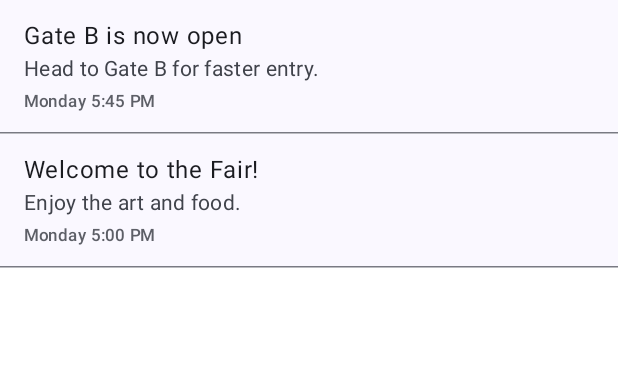
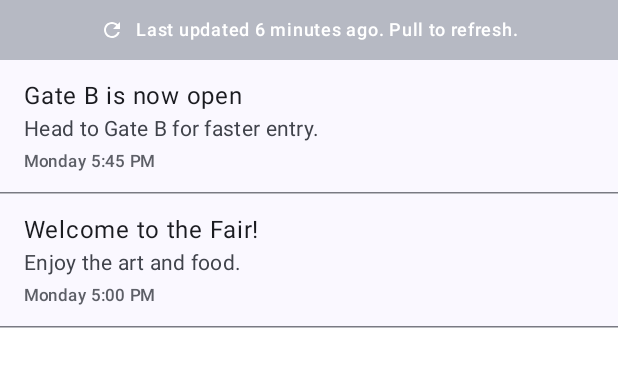
Before and after one commit to apbeers/Attnd-Android, an Android app built with Jetpack Compose: the @Preview function NotificationsScreenPreview, on a phone screen of 412 x 824 dp. Shown: the top 367 px of the screen. Run offline under Robolectric (Android 15) with nearby library versions, the phone set to English and light mode, and no system bars.

Commit message:
feat: complete app modernization and feature implementation
- Migrated to Material 3 and Jetpack Compose.
- Implemented core screens: Launch, Map, Locations, Flyer, Notifications, and Options.
- Integrated Attnd API with Retrofit and authenticated networking.
- Added deep linking support for event joining via URL/QR code.
- Configured persistent event state and auto-resume.
- Enhanced map with re-centering logic, markers, and custom FABs.
- Modernized app icons (Adaptive) and added branded Splash Screen (API 31+).
- Added unit and integration tests with reorganized structure.
- Updated CI pipeline to JDK 21 and latest GitHub Actions.
- Secured API keys using BuildConfig and secrets-gradle-plugin.

```diff
--- a/app/src/main/java/com/arcu/attnd/ui/screens/NotificationsScreen.kt
+++ b/app/src/main/java/com/arcu/attnd/ui/screens/NotificationsScreen.kt
@@ -1,9 +1,15 @@
+@file:OptIn(ExperimentalMaterial3Api::class)
+
 package com.arcu.attnd.ui.screens
 
 import androidx.compose.foundation.layout.*
 import androidx.compose.foundation.lazy.LazyColumn
 import androidx.compose.foundation.lazy.items
+import androidx.compose.material.icons.Icons
+import androidx.compose.material.icons.filled.Refresh
 import androidx.compose.material3.*
+import androidx.compose.material3.pulltorefresh.PullToRefreshBox
+import androidx.compose.material3.pulltorefresh.rememberPullToRefreshState
 import androidx.compose.runtime.*
 import androidx.compose.ui.Alignment
 import androidx.compose.ui.Modifier
@@ -17,18 +23,77 @@ import com.arcu.attnd.util.FormatUtils
 fun NotificationsScreen(
     notifications: List<AppNotification>,
     isLoading: Boolean,
-    error: String?
+    isRefreshing: Boolean,
+    error: String?,
+    onRefresh: () -> Unit,
+    lastRefreshedAt: Long?
 ) {
-    Box(modifier = Modifier.fillMaxSize()) {
-        if (isLoading) {
+    val state = rememberPullToRefreshState()
+    var currentTime by remember { mutableLongStateOf(System.currentTimeMillis()) }
+
+    // Update currentTime every 30 seconds to refresh the "minutes ago" display
+    LaunchedEffect(Unit) {
+        while (true) {
+            kotlinx.coroutines.delay(30_000)
+            currentTime = System.currentTimeMillis()
+        }
+    }
+
+    // Logic for "minutes since last refreshed" header
+    val showRefreshHeader = remember(lastRefreshedAt, currentTime) {
+        lastRefreshedAt?.let { (currentTime - it) / 1000 / 60 >= 5 } ?: false
+    }
+    val minutesElapsed = remember(lastRefreshedAt, currentTime) {
+        lastRefreshedAt?.let { (currentTime - it) / 1000 / 60 } ?: 0L
+    }
+
+    PullToRefreshBox(
+        isRefreshing = isRefreshing,
+        onRefresh = onRefresh,
+        state = state,
+        modifier = Modifier.fillMaxSize()
+    ) {
+        if (isLoading && !isRefreshing) {
             CircularProgressIndicator(modifier = Modifier.align(Alignment.Center))
-        } else if (error != null) {
-            Text(text = "Error: $error", modifier = Modifier.align(Alignment.Center), color = MaterialTheme.colorScheme.error)
+        } else if (error != null && notifications.isEmpty()) {
+            Text(
+                text = "Error: $error",
+                modifier = Modifier.align(Alignment.Center),
+                color = MaterialTheme.colorScheme.error
+            )
         } else {
             val sortedNotifications = remember(notifications) {
                 notifications.sortedByDescending { it.sendTime }
             }
             LazyColumn(modifier = Modifier.fillMaxSize()) {
+                if (showRefreshHeader) {
+                    item {
+                        Surface(
+                            color = MaterialTheme.colorScheme.secondaryContainer.copy(alpha = 0.5f),
+                            modifier = Modifier.fillMaxWidth()
+                        ) {
+                            Row(
+                                modifier = Modifier.padding(12.dp),
+                                verticalAlignment = Alignment.CenterVertically,
+                                horizontalArrangement = Arrangement.Center
+                            ) {
+                                Icon(
+                                    Icons.Default.Refresh,
+                                    contentDescription = null,
+                                    modifier = Modifier.size(16.dp),
+                                    tint = MaterialTheme.colorScheme.onSecondaryContainer
+                                )
+                                Spacer(modifier = Modifier.width(8.dp))
+                                Text(
+                                    text = "Last updated $minutesElapsed minutes ago. Pull to refresh.",
+                                    style = MaterialTheme.typography.labelMedium,
+                                    color = MaterialTheme.colorScheme.onSecondaryContainer
+                                )
+                            }
+                        }
+                    }
+                }
+
                 items(sortedNotifications) { notification ->
                     ListItem(
                         headlineContent = { Text(notification.title) },
@@ -62,7 +127,10 @@ fun NotificationsScreenPreview() {
         NotificationsScreen(
             notifications = dummyNotifications,
             isLoading = false,
-            error = null
+            isRefreshing = false,
+            error = null,
+            onRefresh = {},
+            lastRefreshedAt = System.currentTimeMillis() - (6 * 60 * 1000) // 6 minutes ago
         )
     }
 }
```
Also changed, not shown: app/src/main/java/com/arcu/attnd/MainActivity.kt (+20 -4 lines), app/src/main/java/com/arcu/attnd/util/FormatUtils.kt (+8 -0 lines).
